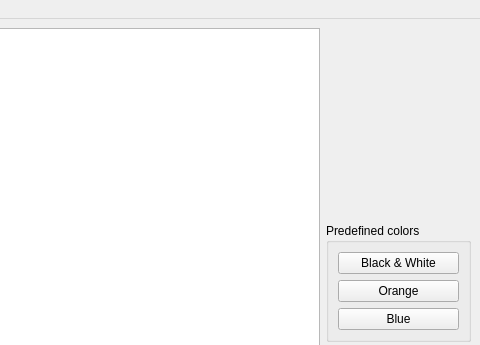
Old version of the form qmmpaper.ui in the repository alexisrobert/qmmpaper; both pictures show x 142 to 622 and y 0 to 345 of the 622 by 498 pixel window.
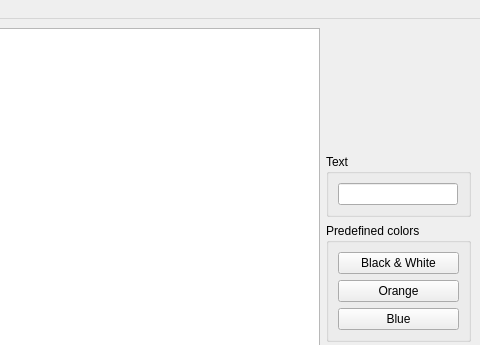
New version of the form.

Commit message:
[hg-to-svn @ a7551463075394a1e4b897f914aa8203419e8a6d] Add text functionnality
Original author: Alexis ROBERT <alexis@fnux.org>

extra : convert_revision : svn%3A39c084ec-cf30-0410-831f-6db5eb452e64/trunk%4010

```diff
--- a/qmmpaper.ui
+++ b/qmmpaper.ui
@@ -27,11 +27,36 @@
         <property name="sizeHint" >
          <size>
           <width>145</width>
-          <height>151</height>
+          <height>101</height>
          </size>
         </property>
        </spacer>
       </item>
+      <item>
+       <widget class="QGroupBox" name="groupBox_3" >
+        <property name="title" >
+         <string>Text</string>
+        </property>
+        <layout class="QGridLayout" >
+         <item row="0" column="0" >
+          <widget class="QLineEdit" name="text" >
+           <property name="sizePolicy" >
+            <sizepolicy vsizetype="Fixed" hsizetype="Fixed" >
+             <horstretch>0</horstretch>
+             <verstretch>0</verstretch>
+            </sizepolicy>
+           </property>
+           <property name="maximumSize" >
+            <size>
+             <width>120</width>
+             <height>16777215</height>
+            </size>
+           </property>
+          </widget>
+         </item>
+        </layout>
+       </widget>
+      </item>
       <item>
        <widget class="QGroupBox" name="groupBox_2" >
         <property name="title" >
```
Left out of the diff: 6 changed lines with no effect on the pictures. The commit also changes 2 other files.
